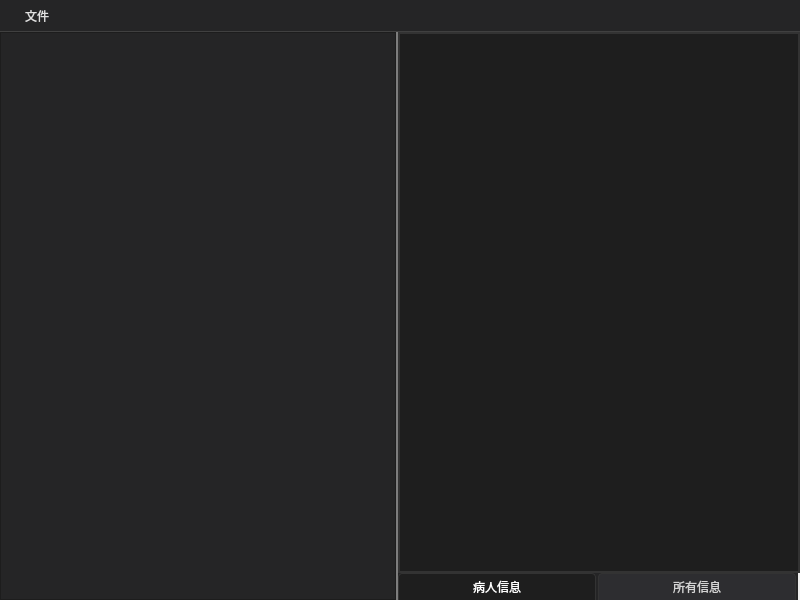
Qt form src/NewWindow.ui (KollenHub/MTKViewer) before a commit.
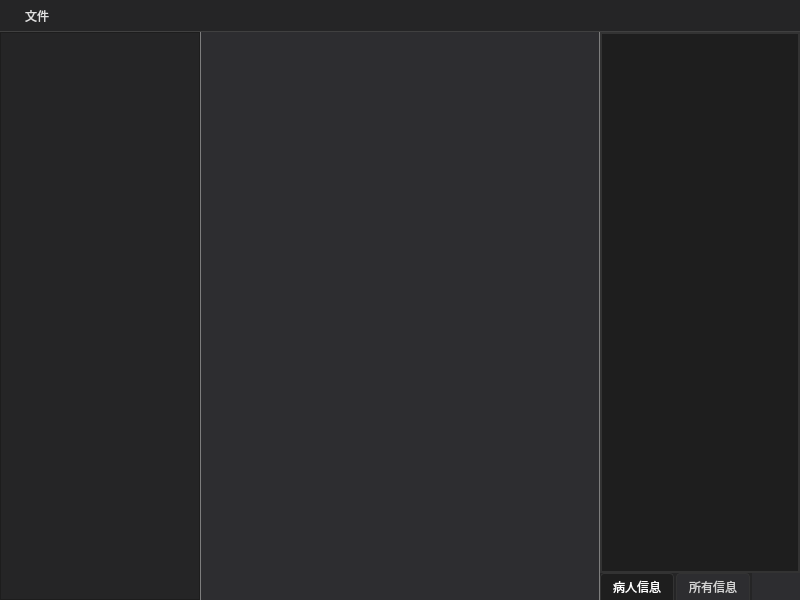
The same form after that commit.

Commit message: 修改颜色

```diff
--- a/src/NewWindow.ui
+++ b/src/NewWindow.ui
@@ -85,6 +85,9 @@
 </string>
   </property>
   <widget class="QWidget" name="centralwidget">
+   <property name="styleSheet">
+    <string notr="true">background-color:#2d2d30;</string>
+   </property>
    <layout class="QHBoxLayout" name="horizontalLayout_2">
     <property name="spacing">
      <number>0</number>
@@ -117,6 +120,18 @@
        <number>1</number>
       </property>
       <widget class="QTreeView" name="ProjectTree">
+       <property name="minimumSize">
+        <size>
+         <width>100</width>
+         <height>0</height>
+        </size>
+       </property>
+       <property name="maximumSize">
+        <size>
+         <width>200</width>
+         <height>16777215</height>
+        </size>
+       </property>
        <property name="styleSheet">
         <string notr="true">background-color: rgb(37, 37, 38);</string>
        </property>
@@ -125,6 +140,18 @@
        <layout class="QHBoxLayout" name="vtkContainer"/>
       </widget>
       <widget class="QTabWidget" name="tagTab">
+       <property name="minimumSize">
+        <size>
+         <width>100</width>
+         <height>0</height>
+        </size>
+       </property>
+       <property name="maximumSize">
+        <size>
+         <width>200</width>
+         <height>16777215</height>
+        </size>
+       </property>
        <property name="styleSheet">
         <string notr="true">/* 整体背景 */
 QWidget {
@@ -150,12 +177,6 @@
     margin-right: 2px;
 }
 
-QTabWidget::tab-bar
-{
-   width:400px;
-}
-
-
 QTabBar::tab:hover {
     background-color: #3e3e42;
 }
@@ -243,7 +264,14 @@
           <number>0</number>
          </property>
          <item>
-          <widget class="QTableView" name="patientTagTable"/>
+          <widget class="QTableView" name="patientTagTable">
+           <property name="minimumSize">
+            <size>
+             <width>100</width>
+             <height>0</height>
+            </size>
+           </property>
+          </widget>
          </item>
         </layout>
        </widget>
```
The commit also changes 2 other files.
